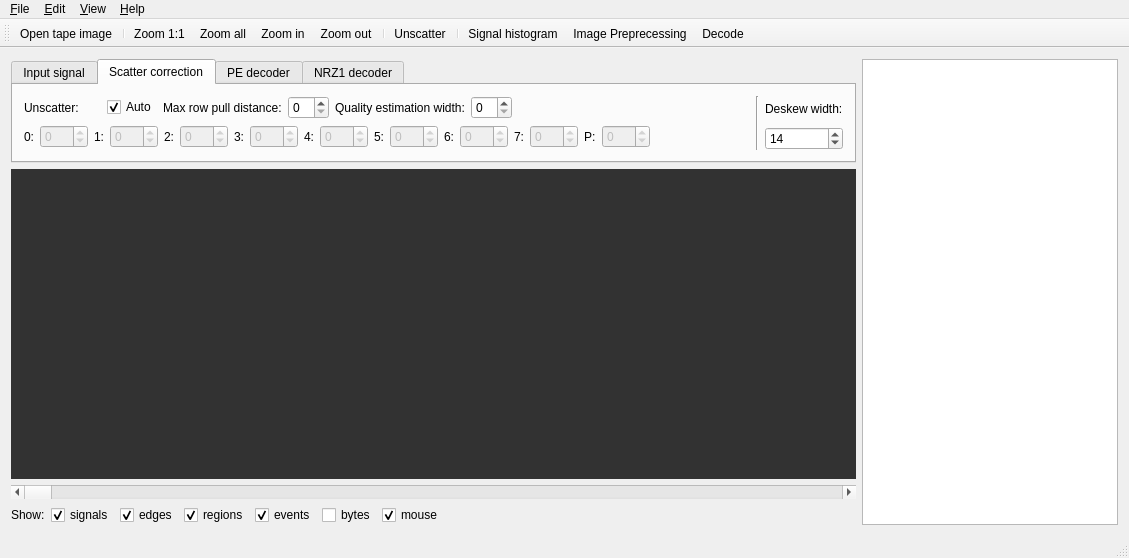
Above: ninetracklab.ui from jakubfi/ninetracklab before the change. Below: the same form after it.
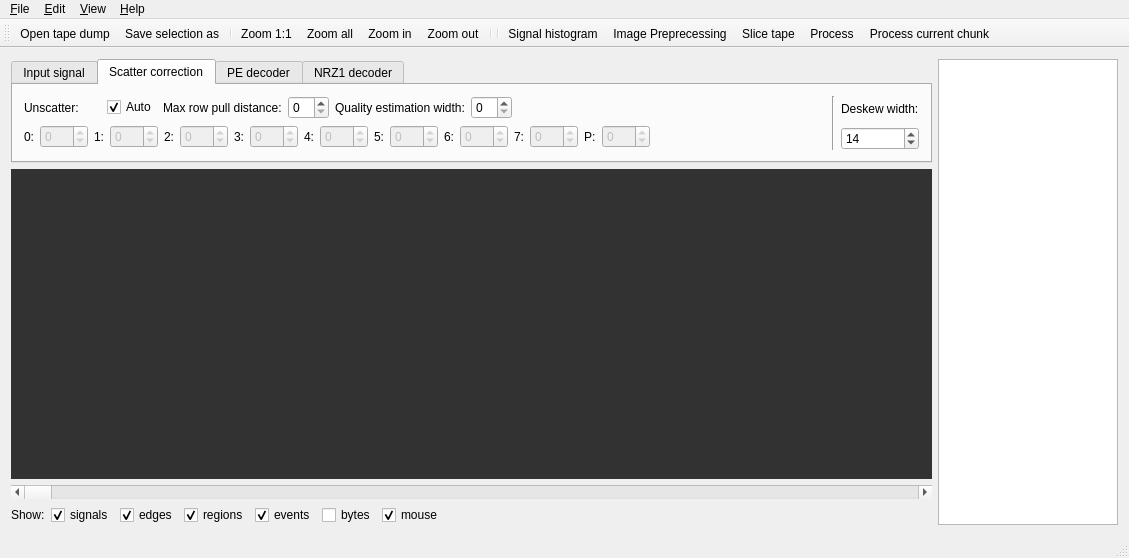
That is the form after the change. Icons and pictures are not drawn. Custom widgets are drawn as their Qt base class.

Commit message: initial tape splitter, reorganize tapedrive config, read heuristic, chunk list

The edit to the form file:
```diff
--- a/ninetracklab.ui
+++ b/ninetracklab.ui
@@ -911,11 +911,29 @@
       <item>
        <widget class="QListWidget" name="chunks">
         <property name="sizePolicy">
-         <sizepolicy hsizetype="Fixed" vsizetype="Expanding">
+         <sizepolicy hsizetype="Minimum" vsizetype="Expanding">
           <horstretch>0</horstretch>
           <verstretch>0</verstretch>
          </sizepolicy>
         </property>
+        <property name="minimumSize">
+         <size>
+          <width>180</width>
+          <height>0</height>
+         </size>
+        </property>
+        <property name="maximumSize">
+         <size>
+          <width>180</width>
+          <height>16777215</height>
+         </size>
+        </property>
+        <property name="font">
+         <font>
+          <family>Sans Serif</family>
+          <pointsize>8</pointsize>
+         </font>
+        </property>
        </widget>
       </item>
      </layout>
@@ -937,6 +955,7 @@
     </property>
     <addaction name="separator"/>
     <addaction name="actionImport"/>
+    <addaction name="action_Save_View_As"/>
     <addaction name="actionExport_blocks"/>
     <addaction name="actionExport_files"/>
     <addaction name="actionExport_tape_image"/>
@@ -952,7 +971,8 @@
     <addaction name="actionSignal_histogram"/>
     <addaction name="actionStart_analysis"/>
     <addaction name="actionEdit_signals"/>
-    <addaction name="actionUnscatter"/>
+    <addaction name="actionSlice_tape"/>
+    <addaction name="actionProcess_current_chunk"/>
    </widget>
    <widget class="QMenu" name="menuHelp">
     <property name="title">
@@ -982,17 +1002,19 @@
     <bool>false</bool>
    </attribute>
    <addaction name="actionImport"/>
+   <addaction name="action_Save_View_As"/>
    <addaction name="separator"/>
    <addaction name="actionZoom_1_1"/>
    <addaction name="actionZoom_all"/>
    <addaction name="actionZoom_in"/>
    <addaction name="actionZoom_out"/>
    <addaction name="separator"/>
-   <addaction name="actionUnscatter"/>
    <addaction name="separator"/>
    <addaction name="actionSignal_histogram"/>
    <addaction name="actionPreprecessing"/>
+   <addaction name="actionSlice_tape"/>
    <addaction name="actionStart_analysis"/>
+   <addaction name="actionProcess_current_chunk"/>
   </widget>
   <widget class="QStatusBar" name="statusBar"/>
   <action name="actionImport">
@@ -1001,7 +1023,7 @@
      <normaloff>.</normaloff>.</iconset>
    </property>
    <property name="text">
-    <string>&amp;Open tape image</string>
+    <string>&amp;Open tape dump</string>
    </property>
    <property name="toolTip">
     <string>Open tape image</string>
@@ -1091,7 +1113,7 @@
      <normaloff>:/icons/reel.png</normaloff>:/icons/reel.png</iconset>
    </property>
    <property name="text">
-    <string>De&amp;code</string>
+    <string>Process</string>
    </property>
    <property name="toolTip">
     <string>Process tape</string>
@@ -1141,9 +1163,29 @@
     <string>&amp;Edit signals</string>
    </property>
   </action>
-  <action name="actionUnscatter">
+  <action name="actionSlice_tape">
+   <property name="icon">
+    <iconset theme="edit-cut"/>
+   </property>
    <property name="text">
-    <string>&amp;Unscatter</string>
+    <string>&amp;Slice tape</string>
+   </property>
+  </action>
+  <action name="action_Save_View_As">
+   <property name="icon">
+    <iconset theme="document-save"/>
+   </property>
+   <property name="text">
+    <string>&amp;Save selection as...</string>
+   </property>
+  </action>
+  <action name="actionProcess_current_chunk">
+   <property name="icon">
+    <iconset resource="resources.qrc">
+     <normaloff>:/icons/block.png</normaloff>:/icons/block.png</iconset>
+   </property>
+   <property name="text">
+    <string>Process current chunk</string>
    </property>
   </action>
  </widget>
```
Left out of the diff: 310 changed lines with no effect on the pictures. The commit also changes 17 other files.
